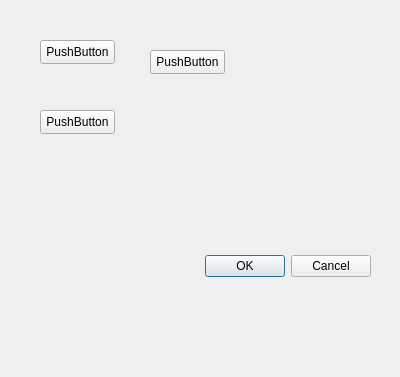
First picture: the form in subwindow.ui, repository davidzhengyes/ChessFENAgain, before the edit.
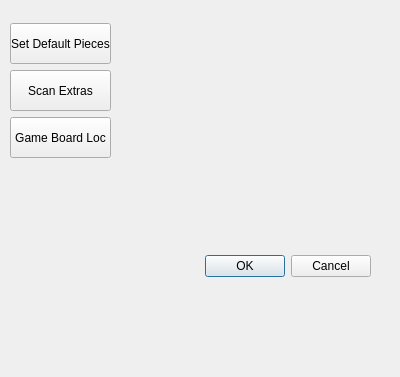
Second picture: the form after the edit.

Diff of the .ui file:
```diff
--- a/subwindow.ui
+++ b/subwindow.ui
@@ -32,40 +32,40 @@
   <widget class="QPushButton" name="pushButton">
    <property name="geometry">
     <rect>
-     <x>40</x>
-     <y>40</y>
-     <width>75</width>
-     <height>24</height>
+     <x>10</x>
+     <y>23</y>
+     <width>101</width>
+     <height>41</height>
     </rect>
    </property>
    <property name="text">
-    <string>PushButton</string>
+    <string>Set Default Pieces</string>
    </property>
   </widget>
   <widget class="QPushButton" name="pushButton_2">
    <property name="geometry">
     <rect>
-     <x>150</x>
-     <y>50</y>
-     <width>75</width>
-     <height>24</height>
+     <x>10</x>
+     <y>70</y>
+     <width>101</width>
+     <height>41</height>
     </rect>
    </property>
    <property name="text">
-    <string>PushButton</string>
+    <string>Scan Extras</string>
    </property>
   </widget>
   <widget class="QPushButton" name="pushButton_3">
    <property name="geometry">
     <rect>
-     <x>40</x>
-     <y>110</y>
-     <width>75</width>
-     <height>24</height>
+     <x>10</x>
+     <y>117</y>
+     <width>101</width>
+     <height>41</height>
     </rect>
    </property>
    <property name="text">
-    <string>PushButton</string>
+    <string>Game Board Loc</string>
    </property>
   </widget>
  </widget>
```
